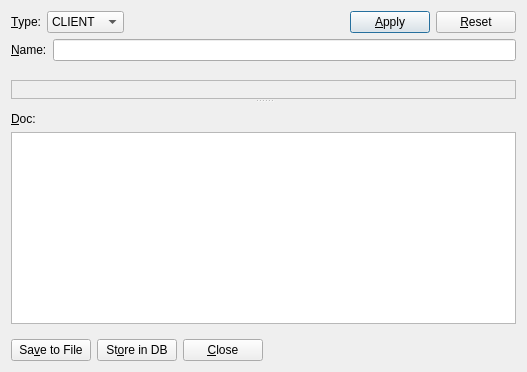
jkotan/nexdatas.configtool, file nxsconfigtool/ui/datasourcedlg.ui: the form before one commit.
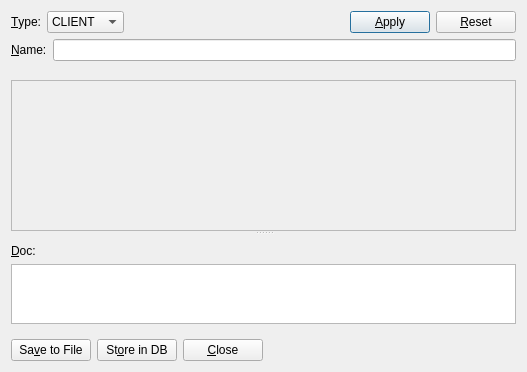
The form after the commit.

Commit message: update size of doc widget

```diff
--- a/nxsconfigtool/ui/datasourcedlg.ui
+++ b/nxsconfigtool/ui/datasourcedlg.ui
@@ -173,6 +173,12 @@
         </property>
        </widget>
        <widget class="QFrame" name="docFrame">
+        <property name="maximumSize">
+         <size>
+          <width>16777215</width>
+          <height>100</height>
+         </size>
+        </property>
         <property name="frameShape">
          <enum>QFrame::NoFrame</enum>
         </property>
@@ -196,6 +202,12 @@
                <verstretch>0</verstretch>
               </sizepolicy>
              </property>
+             <property name="maximumSize">
+              <size>
+               <width>16777215</width>
+               <height>20</height>
+              </size>
+             </property>
              <property name="text">
               <string>&amp;Doc:</string>
              </property>
@@ -212,6 +224,12 @@
                <verstretch>0</verstretch>
               </sizepolicy>
              </property>
+             <property name="maximumSize">
+              <size>
+               <width>16777215</width>
+               <height>60</height>
+              </size>
+             </property>
             </widget>
            </item>
           </layout>
```
